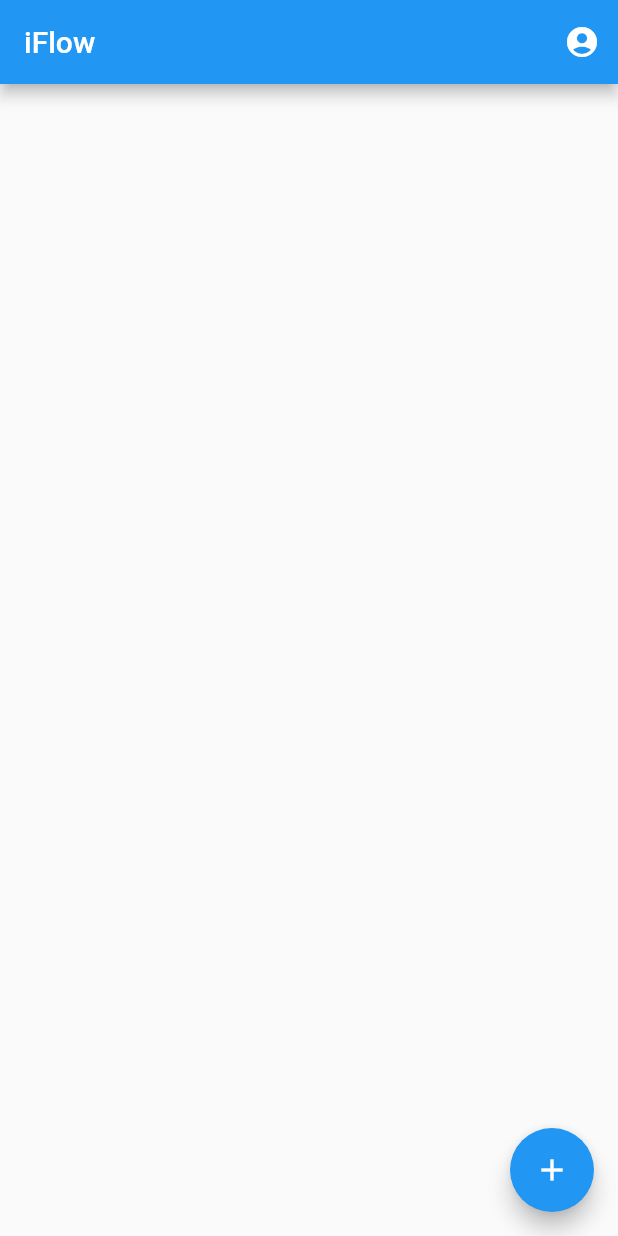
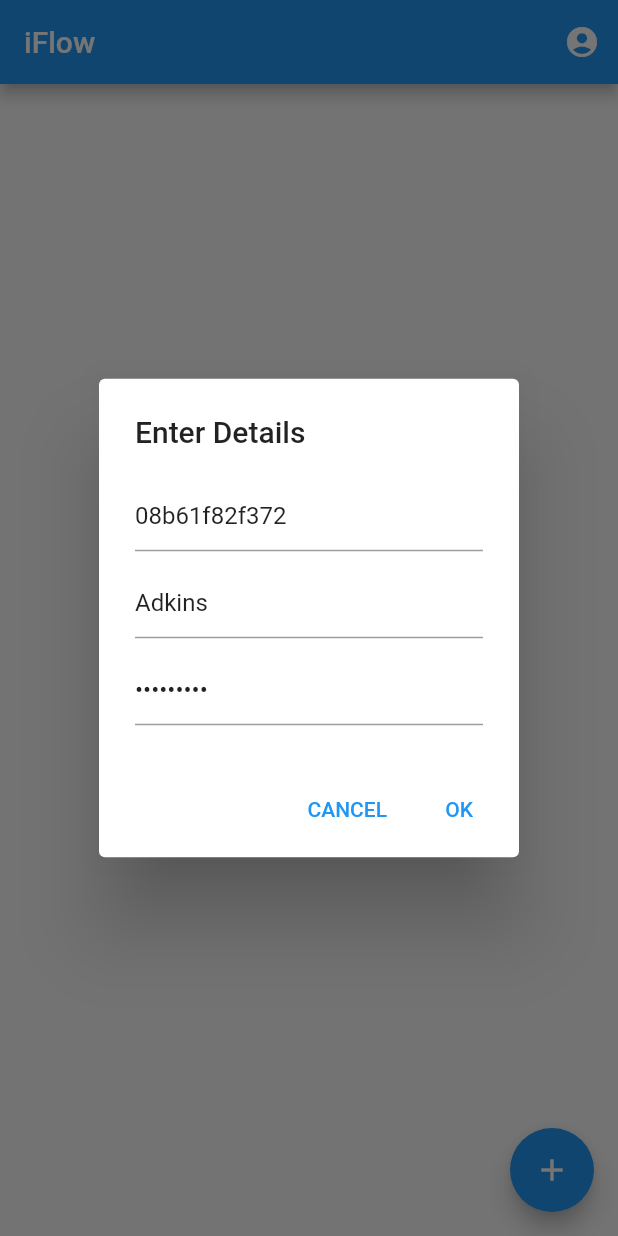
Before and after one commit to Adkins-Automation/Wifi-Airflow-Control, a Flutter app: the screen it shows after launch, after a tap on the "add" icon, on a phone screen of 412 x 824 dp. Run offline on Flutter 3.47's test engine with Material 2 defaults, Android fonts, the light colour scheme and no system bars; our stand-ins replace firebase_auth, firebase_core, firebase_database, flutter_blue, permission_handler, sqflite; accounts and stored records are empty.

Commit message:
fixed online status bug

```diff
--- a/Flutter App/wifi_airflow_control/lib/damper.dart
+++ b/Flutter App/wifi_airflow_control/lib/damper.dart
@@ -7,9 +7,9 @@ class Damper {
   Damper(this.id, this.label, this.currentPosition, this.lastHeartbeat);
 
   bool isOnline() {
-    return (lastHeartbeat != null &&
-        (DateTime.now().millisecondsSinceEpoch - lastHeartbeat!) <=
-            6 * 60 * 1000);
+    return ((lastHeartbeat != null) &&
+        ((DateTime.now().millisecondsSinceEpoch - (lastHeartbeat! * 1000)) <=
+            6 * 60 * 1000));
   }
 
   @override
--- a/Flutter App/wifi_airflow_control/lib/db.dart
+++ b/Flutter App/wifi_airflow_control/lib/db.dart
@@ -3,7 +3,7 @@ import 'dart:io';
 import 'package:sqflite/sqflite.dart';
 import 'package:path/path.dart';
 import 'package:path_provider/path_provider.dart';
-import 'package:wifi_airflow_control/user.dart';
+import 'package:iFlow/user.dart';
 
 class DatabaseHelper {
   DatabaseHelper._privateConstructor();
--- a/Flutter App/wifi_airflow_control/lib/main_page.dart
+++ b/Flutter App/wifi_airflow_control/lib/main_page.dart
@@ -199,17 +199,15 @@ class _MainPageState extends State<MainPage> {
               }
               print(event.snapshot.value);
               if (event.snapshot.value != null) {
-                if (event.snapshot.value is Map<String, dynamic> &&
-                    (event.snapshot.value as Map<String, dynamic>)['label'] ==
-                        null) {
-                  _db
-                      .child(userId)
-                      .child(damperId)
-                      .update({'label': 'Damper ${_dampers.length + 1}'});
-                  subscription?.cancel();
+                var data = event.snapshot.value as Map<dynamic, dynamic>;
+                if (data['label'] == null ||
+                    data['position'] == null ||
+                    data['lastHeartbeat'] == null) {
+                  return;
                 }
                 _showSuccessMessage();
                 _loadDampers();
+                subscription?.cancel();
               }
             });
           } catch (e) {
@@ -232,16 +230,10 @@ class _MainPageState extends State<MainPage> {
   }
 
   void _addDamper() async {
-    // var result = await _showNewDamperDialog(context);
-    // String? damperId = result?['damperId'];
-    // String? ssid = result?['ssid'];
-    // String? password = result?['password'];
-
-    String? damperId = "08b61f82f372";
-    // String? ssid = "Zenfone 9_3070";
-    // String? password = "mme9h4xpeq9mtdw";
-    String? ssid = "Adkins";
-    String? password = "chuck1229";
+    var result = await _showNewDamperDialog(context);
+    String? damperId = result?['damperId'];
+    String? ssid = result?['ssid'];
+    String? password = result?['password'];
 
     if (damperId != null && damperId.isNotEmpty) {
       _connectToDamper(damperId, ssid!, password!, _auth.currentUser!.uid);
@@ -557,6 +549,17 @@ class _MainPageState extends State<MainPage> {
     String? ssid;
     String? password;
 
+    damperId = "08b61f82f372";
+    // ssid = "Zenfone 9_3070";
+    // password = "mme9h4xpeq9mtdw";
+    ssid = "Adkins";
+    password = "chuck1229";
+
+    // Create TextEditingControllers for each TextField
+    final damperIdController = TextEditingController(text: damperId);
+    final ssidController = TextEditingController(text: ssid);
+    final passwordController = TextEditingController(text: password);
+
     return showDialog<Map<String, String?>>(
       context: context,
       builder: (BuildContext context) {
@@ -566,6 +569,7 @@ class _MainPageState extends State<MainPage> {
             mainAxisSize: MainAxisSize.min,
             children: [
               TextField(
+                controller: damperIdController,
                 onChanged: (value) {
                   damperId = value;
                 },
@@ -573,6 +577,7 @@ class _MainPageState extends State<MainPage> {
               ),
               SizedBox(height: 10), // Spacer
               TextField(
+                controller: ssidController,
                 onChanged: (value) {
                   ssid = value;
                 },
@@ -580,6 +585,7 @@ class _MainPageState extends State<MainPage> {
               ),
               SizedBox(height: 10), // Spacer
               TextField(
+                controller: passwordController,
                 onChanged: (value) {
                   password = value;
                 },
--- a/Flutter App/wifi_airflow_control/pubspec.yaml
+++ b/Flutter App/wifi_airflow_control/pubspec.yaml
@@ -1,4 +1,4 @@
-name: wifi_airflow_control
+name: iFlow
 description: A mobile application that connects to air-duct dampers equipped with a motor and wifi adapter that enables the user to control the airflow to separate rooms/vents/areas.
 # The following line prevents the package from being accidentally published to
 # pub.dev using `flutter pub publish`. This is preferred for private packages.
```
Also changed, not shown: 2 other files.
